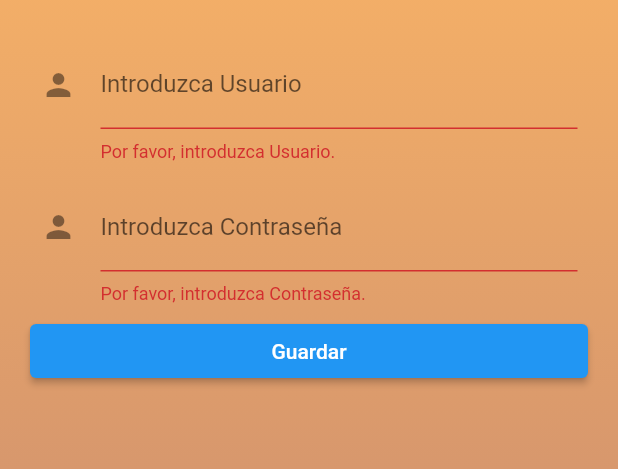
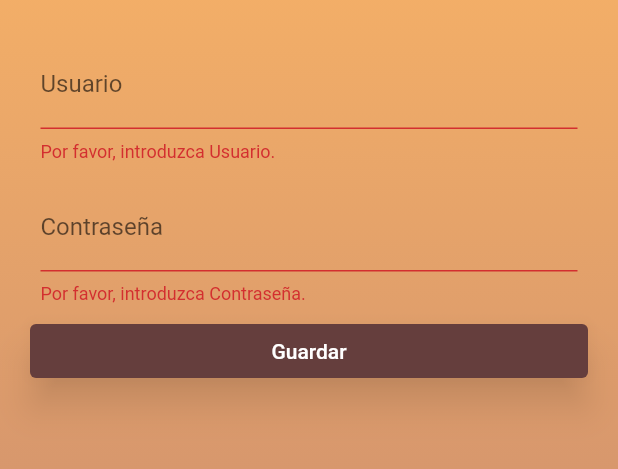
Before and after one commit to IBarC/Hambrout, a Flutter app: the screen it shows after launch, after a tap on "Guardar", on a phone screen of 412 x 824 dp, the part 45-514 px from its top. Run offline on Flutter 3.47's test engine with Material 2 defaults, Android fonts, the light colour scheme and no system bars.

Commit message:
Archivos organizados con archivo de diseños y archivo de formularios

```diff
--- a/lib/paginas/login.dart
+++ b/lib/paginas/login.dart
@@ -1,4 +1,6 @@
 import 'package:flutter/material.dart';
+import 'package:hambrout/utils/formatosDisenio.dart';
+import 'package:hambrout/utils/formularios.dart';
 
 class LogInWidget extends StatefulWidget{
   const LogInWidget({super.key});
@@ -10,72 +12,7 @@ class LogInWidget extends StatefulWidget{
 }
 
 class _LogIn extends State<LogInWidget>{
-/**
-  final _formKey = GlobalKey<FormState>();
-  final List<TextEditingController> _textEditingControllers = [];
-  final List<Widget> _widgets = [];
-  String usuario = "usuario";
-  String password = "1234";
-
-  @override
-  void initState(){
-    super.initState();
-    _setValoresIniciales();
-  }
-
-  _setValoresIniciales(){
-
-  TextEditingController textEditingController =
-    TextEditingController(text: "");
-    _textEditingControllers.add(textEditingController);
-    _widgets.add(Padding(
-      padding: const EdgeInsets.all(7.0),
-      child: _createTextFormField("Usuario", textEditingController, usuario),
-    ));
-    TextEditingController textEditingController2 = TextEditingController(text: "");
-    _textEditingControllers.add(textEditingController2);
-    _widgets.add(Padding(padding: const EdgeInsets.all(7.0),
-      child: _createTextFormField("Contraseña", textEditingController2, password),
-    ));
-
-    _widgets.add(ElevatedButton(
-      onPressed: () {
-        _formKey.currentState?.validate();
-      },
-      child: const Text('Guardar'),
-    ));
-  }
-
-  TextFormField _createTextFormField(
-      String fieldName, TextEditingController controller, String valor) {
-    return TextFormField(
-      validator: (value) {
-        if (value!.isEmpty) {
-          return 'Por favor, introduzca $fieldName.';
-        } else if (value != valor) {
-          return "El valor no es correcto";
-        }
-        return null;
-      },
-      decoration: InputDecoration(
-          icon: const Icon(Icons.person),
-          hintText: fieldName,
-          labelText: 'Introduzca $fieldName'),
-      controller: controller,
-      obscureText: oscurecerTexto(fieldName),
-    );
-  }
-
-  bool oscurecerTexto(String fieldName){
-    if(fieldName=="Contraseña"){
-      return true;
-    } else {
-      return false;
-    }
-  }
-**/
-
-
+  FormatosDisenio formatosDisenio=FormatosDisenio();
 
   @override
   Widget build(BuildContext context) {
@@ -109,12 +46,11 @@ class _LogIn extends State<LogInWidget>{
                   mainAxisAlignment: MainAxisAlignment.center,
                   //crossAxisAlignment: CrossAxisAlignment.center,
                   children: [
-                    Container(
+                    SizedBox(
                       height: media.height,
                       width: media.width,
                       child: FormWidget(),
-                    )
-                    ],
+                    )],
                 ),
                 Row(),
                 Row(),
@@ -128,74 +64,3 @@ class _LogIn extends State<LogInWidget>{
     );
   }
 }
-
-class FormWidget extends StatelessWidget {
-  final _formKey = GlobalKey<FormState>();
-  final List<TextEditingController> _textEditingControllers = [];
-  final List<Widget> _widgets = [];
-  String usuario = "usuario";
-  String password = "1234";
-
-  FormWidget({Key? key}) : super(key: key) {
-
-    TextEditingController textEditingController =
-    TextEditingController(text: "");
-    _textEditingControllers.add(textEditingController);
-    _widgets.add(Padding(
-      padding: const EdgeInsets.all(7.0),
-      child: _createTextFormField("Usuario", textEditingController, usuario),
-    ));
-    TextEditingController textEditingController2 = TextEditingController(text: "");
-    _textEditingControllers.add(textEditingController2);
-    _widgets.add(Padding(padding: const EdgeInsets.all(7.0),
-      child: _createTextFormField("Contraseña", textEditingController2, password),
-    ));
-
-    _widgets.add(ElevatedButton(
-      onPressed: () {
-        _formKey.currentState?.validate();
-      },
-      child: const Text('Guardar'),
-    ));
-  }
-
-  bool oscurecerTexto(String fieldName){
-    if(fieldName=="Contraseña"){
-      return true;
-    } else {
-      return false;
-    }
-  }
-
-  TextFormField _createTextFormField(
-      String fieldName, TextEditingController controller, String valor) {
-    return TextFormField(
-      validator: (value) {
-        if (value!.isEmpty) {
-          return 'Por favor, introduzca $fieldName.';
-        } else if (value != valor){
-          return "El valor no es correcto";
-        }
-        return null;
-      },
-      decoration: InputDecoration(
-          icon: const Icon(Icons.person),
-          hintText: fieldName,
-          labelText: 'Introduzca $fieldName'),
-      controller: controller,
-      obscureText: oscurecerTexto(fieldName),
-    );
-  }
-
-  @override
-  Widget build(BuildContext context) {
-    return Padding(
-        padding: const EdgeInsets.all(20.0),
-        child: Form(
-            key: _formKey,
-            child: ListView(
-
-              children: _widgets,
-            )));
-  }
-}
--- /dev/null
+++ b/lib/utils/formatosDisenio.dart
@@ -0,0 +1,12 @@
+import 'package:flutter/material.dart';
+
+class FormatosDisenio{
+  ButtonStyle btnBurdeos(){
+    return ElevatedButton.styleFrom(
+      shadowColor: Colors.black54,
+      elevation: 10,
+      foregroundColor: Colors.white,
+      backgroundColor: const Color.fromRGBO(101, 62, 61, 100)
+    );
+  }
+}
--- /dev/null
+++ b/lib/utils/formularios.dart
@@ -0,0 +1,76 @@
+import 'package:flutter/material.dart';
+import 'formatosDisenio.dart';
+
+class FormWidget extends StatelessWidget {
+
+  FormatosDisenio formatosDisenio=FormatosDisenio();
+
+  final _formKey = GlobalKey<FormState>();
+  final List<TextEditingController> _textEditingControllers = [];
+  final List<Widget> _widgets = [];
+  ///Se convertira en comprobacion de si exsite en la base de datos el usuario dado
+  String usuario = "usuario";
+  String password = "1234";
+
+  FormWidget({Key? key}) : super(key: key) {
+
+    TextEditingController textEditingController =
+    TextEditingController(text: "");
+    _textEditingControllers.add(textEditingController);
+    _widgets.add(Padding(
+      padding: const EdgeInsets.all(7.0),
+      child: _createTextFormField("Usuario", textEditingController, usuario),
+    ));
+    TextEditingController textEditingController2 = TextEditingController(text: "");
+    _textEditingControllers.add(textEditingController2);
+    _widgets.add(Padding(padding: const EdgeInsets.all(7.0),
+      child: _createTextFormField("Contraseña", textEditingController2, password),
+    ));
+
+    _widgets.add(ElevatedButton(
+      style: formatosDisenio.btnBurdeos(),
+      onPressed: () {
+        _formKey.currentState?.validate();
+      },
+      child: const Text('Guardar'),
+    ));
+  }
+
+  bool oscurecerTexto(String fieldName){
+    if(fieldName=="Contraseña"){
+      return true;
+    } else {
+      return false;
+    }
+  }
+
+  TextFormField _createTextFormField(
+      String fieldName, TextEditingController controller, String valor) {
+    return TextFormField(
+      validator: (value) {
+        if (value!.isEmpty) {
+          return 'Por favor, introduzca $fieldName.';
+        } else if (value != valor){
+          return "El valor no es correcto";
+        }
+        return null;
+      },
+      decoration: InputDecoration(
+          hintText: fieldName,
+          labelText: fieldName),
+      controller: controller,
+      obscureText: oscurecerTexto(fieldName),
+    );
+  }
+
+  @override
+  Widget build(BuildContext context) {
+    return Padding(
+        padding: const EdgeInsets.all(20.0),
+        child: Form(
+            key: _formKey,
+            child: ListView(
+              children: _widgets,
+            )));
+  }
+}
```
